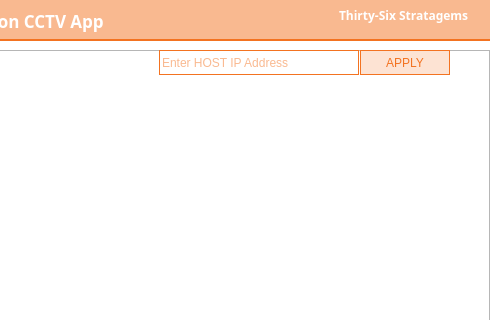
Above: cctv_36/src/ui/mainwindow.ui from VEDA-ThirtySix/PAMS-client before the change; both pictures show x 561 to 1052 and y 0 to 320 of the 1052 by 711 pixel window. Below: the same form after it.
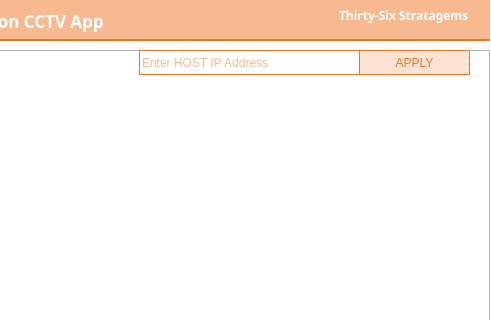
That is the form after the change. Icons and pictures are not drawn.

The edit to the form file:
```diff
--- a/cctv_36/src/ui/mainwindow.ui
+++ b/cctv_36/src/ui/mainwindow.ui
@@ -183,9 +183,9 @@
    <widget class="QLineEdit" name="lineEdit_host">
     <property name="geometry">
      <rect>
-      <x>720</x>
+      <x>700</x>
       <y>50</y>
-      <width>200</width>
+      <width>221</width>
       <height>25</height>
      </rect>
     </property>
@@ -203,9 +203,9 @@
    <widget class="QPushButton" name="pushButton_apply">
     <property name="geometry">
      <rect>
-      <x>921</x>
+      <x>920</x>
       <y>50</y>
-      <width>90</width>
+      <width>111</width>
       <height>25</height>
      </rect>
     </property>
```
Left out of the diff: 4 changed lines with no effect on the pictures.
